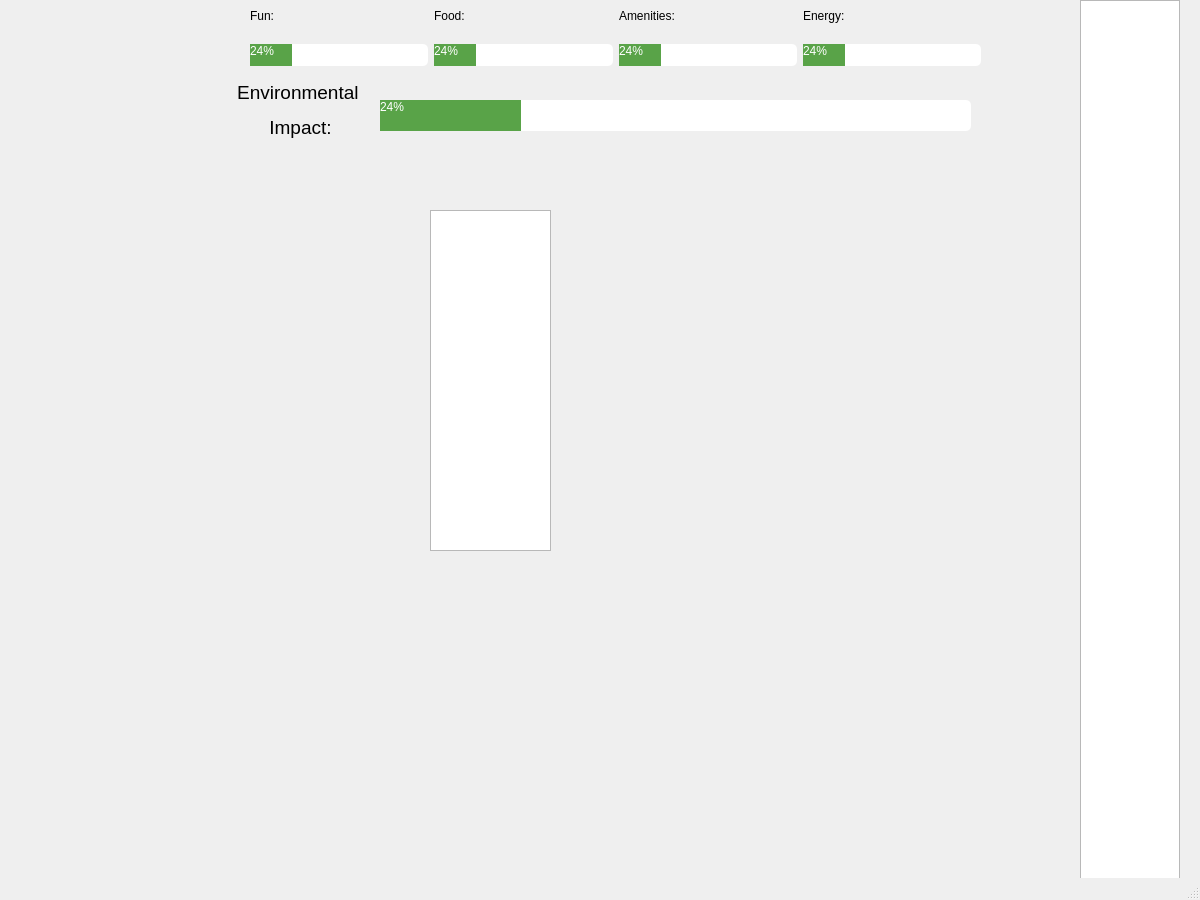
Old version of the form SpaceMonkeys/mainwindow.ui in the repository ishaanrajan/Environmental-Education-App.
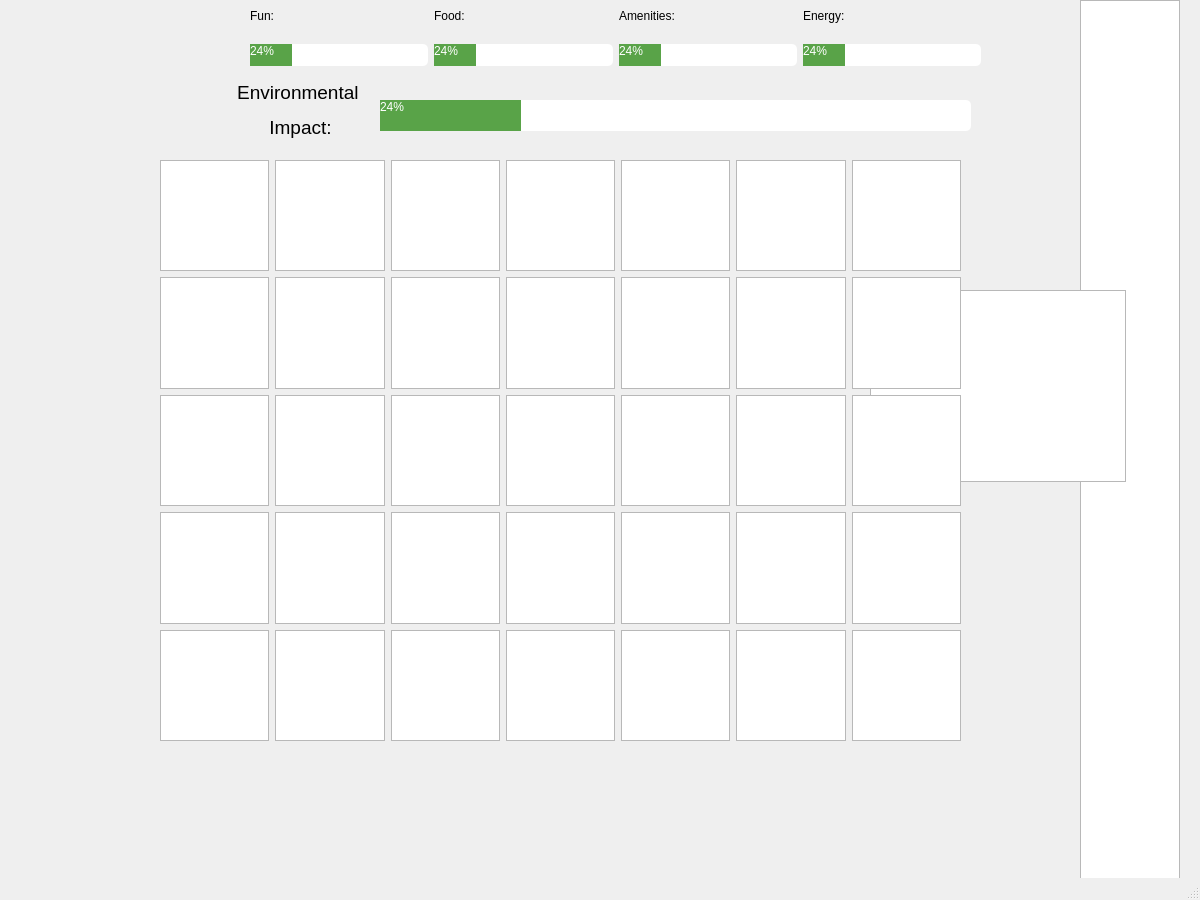
New version of the form.

Commit message: Added grid, still not acceptng drops

Patch:
```diff
--- a/SpaceMonkeys/mainwindow.ui
+++ b/SpaceMonkeys/mainwindow.ui
@@ -203,13 +203,130 @@
    <widget class="QListWidget" name="structureSpaceListWidget">
     <property name="geometry">
      <rect>
-      <x>430</x>
-      <y>210</y>
-      <width>121</width>
-      <height>341</height>
+      <x>870</x>
+      <y>290</y>
+      <width>256</width>
+      <height>192</height>
      </rect>
     </property>
    </widget>
+   <widget class="QWidget" name="gridLayoutWidget">
+    <property name="geometry">
+     <rect>
+      <x>160</x>
+      <y>160</y>
+      <width>801</width>
+      <height>581</height>
+     </rect>
+    </property>
+    <layout class="QGridLayout" name="gameBoardGrid" rowstretch="100,100,100,100,100" columnstretch="100,100,100,100,100,100,100">
+     <item row="1" column="3">
+      <widget class="QListWidget" name="listWidget2_4"/>
+     </item>
+     <item row="4" column="2">
+      <widget class="QListWidget" name="listWidget5_3"/>
+     </item>
+     <item row="4" column="5">
+      <widget class="QListWidget" name="listWidget5_6"/>
+     </item>
+     <item row="3" column="1">
+      <widget class="QListWidget" name="listWidget4_2"/>
+     </item>
+     <item row="3" column="2">
+      <widget class="QListWidget" name="listWidget4_3"/>
+     </item>
+     <item row="1" column="0">
+      <widget class="QListWidget" name="listWidget2_1"/>
+     </item>
+     <item row="2" column="3">
+      <widget class="QListWidget" name="listWidget3_4"/>
+     </item>
+     <item row="1" column="1">
+      <widget class="QListWidget" name="listWidget2_2"/>
+     </item>
+     <item row="4" column="4">
+      <widget class="QListWidget" name="listWidget5_5"/>
+     </item>
+     <item row="0" column="4">
+      <widget class="QListWidget" name="listWidget1_5"/>
+     </item>
+     <item row="0" column="1">
+      <widget class="QListWidget" name="listWidget1_2"/>
+     </item>
+     <item row="4" column="0">
+      <widget class="QListWidget" name="listWidget5_1"/>
+     </item>
+     <item row="1" column="5">
+      <widget class="QListWidget" name="listWidget2_6"/>
+     </item>
+     <item row="4" column="3">
+      <widget class="QListWidget" name="listWidget5_4"/>
+     </item>
+     <item row="4" column="1">
+      <widget class="QListWidget" name="listWidget5_2"/>
+     </item>
+     <item row="2" column="1">
+      <widget class="QListWidget" name="listWidget3_2"/>
+     </item>
+     <item row="2" column="5">
+      <widget class="QListWidget" name="listWidget3_6"/>
+     </item>
+     <item row="1" column="2">
+      <widget class="QListWidget" name="listWidget2_3"/>
+     </item>
+     <item row="2" column="0">
+      <widget class="QListWidget" name="listWidget3_1"/>
+     </item>
+     <item row="3" column="3">
+      <widget class="QListWidget" name="listWidget4_4"/>
+     </item>
+     <item row="0" column="0">
+      <widget class="QListWidget" name="listWidget1_1"/>
+     </item>
+     <item row="0" column="2">
+      <widget class="QListWidget" name="listWidget1_3"/>
+     </item>
+     <item row="0" column="5">
+      <widget class="QListWidget" name="listWidget1_6"/>
+     </item>
+     <item row="0" column="3">
+      <widget class="QListWidget" name="listWidget1_4"/>
+     </item>
+     <item row="1" column="4">
+      <widget class="QListWidget" name="listWidget2_5"/>
+     </item>
+     <item row="3" column="5">
+      <widget class="QListWidget" name="listWidget4_6"/>
+     </item>
+     <item row="2" column="2">
+      <widget class="QListWidget" name="listWidget3_3"/>
+     </item>
+     <item row="3" column="0">
+      <widget class="QListWidget" name="listWidget4_1"/>
+     </item>
+     <item row="2" column="4">
+      <widget class="QListWidget" name="listWidget3_5"/>
+     </item>
+     <item row="3" column="4">
+      <widget class="QListWidget" name="listWidget4_5"/>
+     </item>
+     <item row="0" column="6">
+      <widget class="QListWidget" name="listWidget1_7"/>
+     </item>
+     <item row="1" column="6">
+      <widget class="QListWidget" name="listWidget2_7"/>
+     </item>
+     <item row="2" column="6">
+      <widget class="QListWidget" name="listWidget3_7"/>
+     </item>
+     <item row="3" column="6">
+      <widget class="QListWidget" name="listWidget4_7"/>
+     </item>
+     <item row="4" column="6">
+      <widget class="QListWidget" name="listWidget5_7"/>
+     </item>
+    </layout>
+   </widget>
   </widget>
   <widget class="QMenuBar" name="menubar">
    <property name="geometry">
```
The commit also changes 2 other files.
